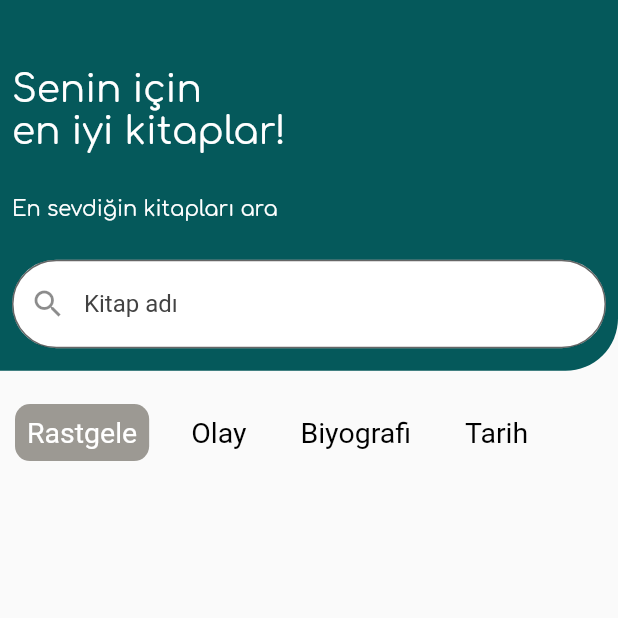
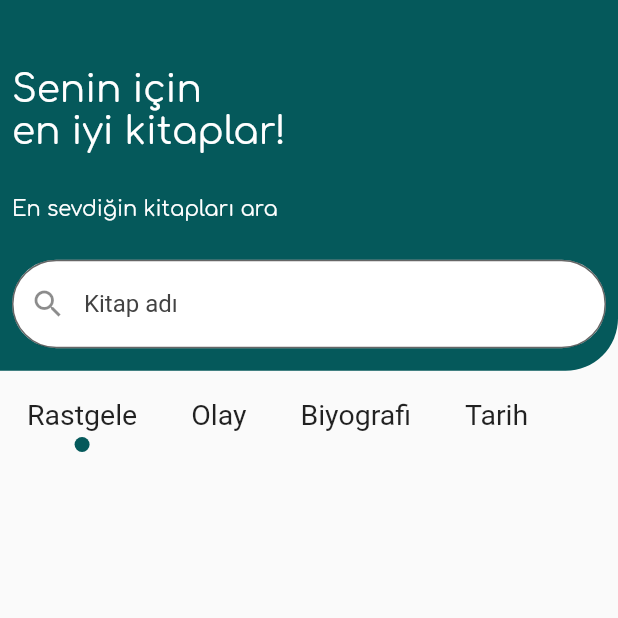
Before and after one commit to Ceyhunnnn/KitapcimProject, a Flutter app: the Library screen opened directly, on a phone screen of 412 x 824 dp, the top half of it. Run offline on Flutter 3.47's test engine with Material 2 defaults, Android fonts, the phone set to English and light mode, and no system bars; our stand-ins replace audioplayers, carousel_slider, cloud_firestore, firebase_auth, firebase_core, firebase_storage and 5 more; missing offline and left inert: bottom_bar; accounts and stored records are empty.

Commit message:
profil page gradient & library page circleAvatar

```diff
--- a/lib/view/library/library_view.dart
+++ b/lib/view/library/library_view.dart
@@ -70,21 +70,26 @@ class _LibraryState extends State<Library> {
                     child: Container(
                       child: Padding(
                         padding: const EdgeInsets.all(8.0),
-                        child: Text(
-                          categoryItems[index],
-                          style: TextStyle(
-                              fontSize: 19,
-                              color:
-                                  categoryItems[index] == selectedItemCategory
-                                      ? Colors.white
-                                      : Colors.black),
+                        child: Column(
+                          children: [
+                            Text(categoryItems[index],
+                                style: TextStyle(
+                                  fontSize: 19,
+                                )),
+                            SizedBox(
+                              height: context.dynamicHeight(0.005),
+                            ),
+                            selectedItemCategory == categoryItems[index]
+                                ? CircleAvatar(
+                                    radius: 5,
+                                    backgroundColor: Color(0xff05595B),
+                                  )
+                                : Text("")
+                          ],
                         ),
                       ),
                       decoration: BoxDecoration(
                         borderRadius: BorderRadius.circular(10),
-                        color: categoryItems[index] == selectedItemCategory
-                            ? Color.fromARGB(255, 156, 153, 147)
-                            : Colors.transparent,
                       ),
                     ),
                   ),
```
Also changed, not shown: lib/view/profile/profile_view.dart (+31 -11 lines).
